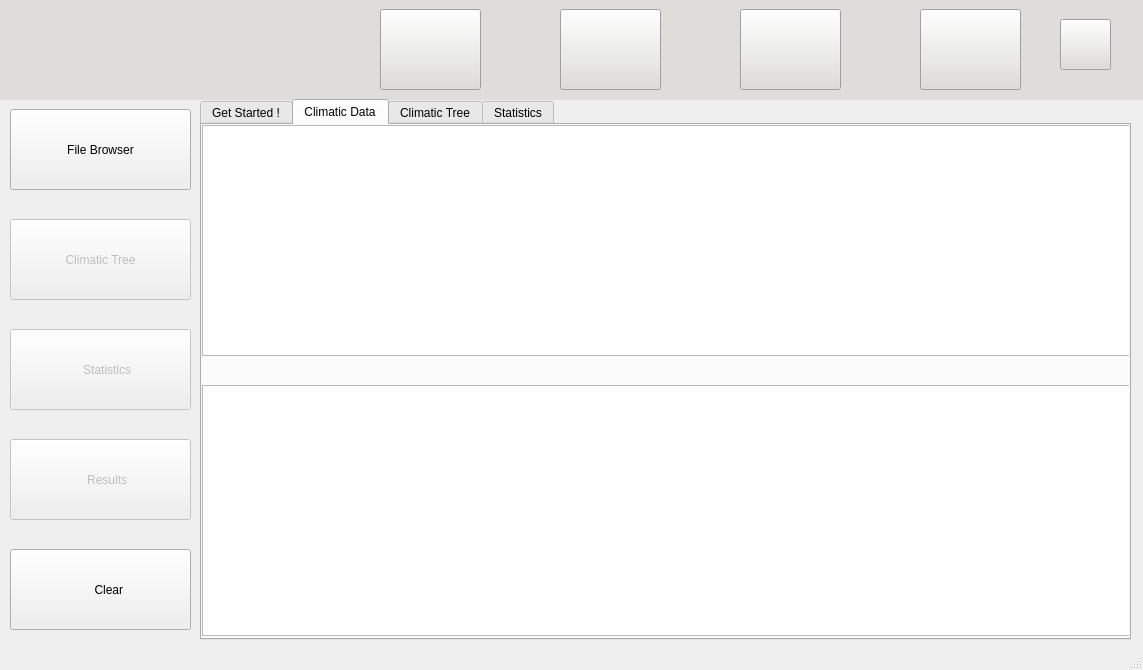
The window that scripts/Qt/main.ui (tahiri-lab/iPhyloGeo_plus_plus) describes before a commit, drawn with Qt 5.
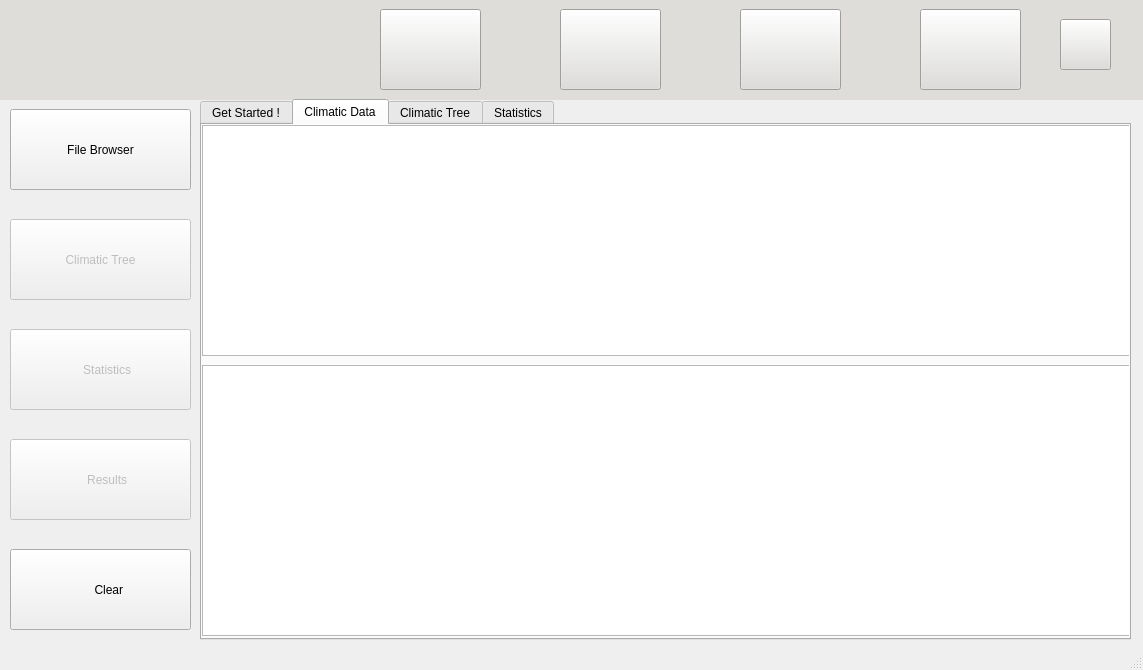
The same window after the commit. The open tabs and pages were chosen to show the change. Icons and pictures are not drawn.

```diff
--- a/scripts/Qt/main.ui
+++ b/scripts/Qt/main.ui
@@ -547,10 +547,10 @@
     <widget class="QLabel" name="appLogo">
      <property name="geometry">
       <rect>
-       <x>10</x>
-       <y>10</y>
-       <width>271</width>
-       <height>81</height>
+       <x>0</x>
+       <y>0</y>
+       <width>291</width>
+       <height>91</height>
       </rect>
      </property>
      <property name="text">
@@ -1481,9 +1481,9 @@
          <property name="geometry">
           <rect>
            <x>0</x>
-           <y>260</y>
+           <y>240</y>
            <width>931</width>
-           <height>251</height>
+           <height>271</height>
           </rect>
          </property>
         </widget>
```
Left out of the diff: 14 changed lines with no effect on the pictures.
